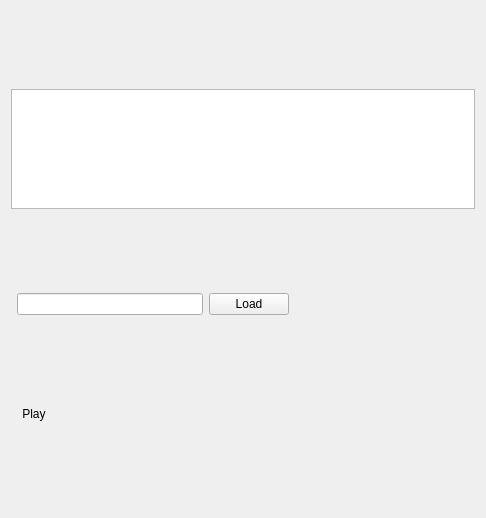
This is App/panes/frames_viewer/frames_viewer_pane.ui in fengzhu2007/anycode as Qt 5 draws it before an edit. The edited form follows.
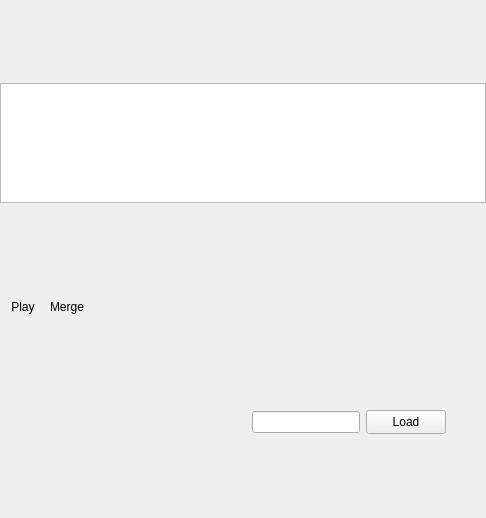
This is the edited form. Icons and pictures are not drawn. Custom widgets are drawn as their Qt base class.

```diff
--- a/App/panes/frames_viewer/frames_viewer_pane.ui
+++ b/App/panes/frames_viewer/frames_viewer_pane.ui
@@ -13,7 +13,19 @@
   <property name="windowTitle">
    <string>Form</string>
   </property>
-  <layout class="QVBoxLayout" name="verticalLayout">
+  <layout class="QVBoxLayout" name="verticalLayout" stretch="1,0,0">
+   <property name="leftMargin">
+    <number>0</number>
+   </property>
+   <property name="topMargin">
+    <number>0</number>
+   </property>
+   <property name="rightMargin">
+    <number>0</number>
+   </property>
+   <property name="bottomMargin">
+    <number>0</number>
+   </property>
    <item>
     <widget class="QListView" name="listView">
      <property name="maximumSize">
@@ -30,36 +42,6 @@
      </property>
     </widget>
    </item>
-   <item>
-    <layout class="QHBoxLayout" name="horizontalLayout">
-     <item>
-      <widget class="ady::DirSelector" name="folder" native="true"/>
-     </item>
-     <item>
-      <widget class="QLineEdit" name="filters"/>
-     </item>
-     <item>
-      <widget class="QPushButton" name="load">
-       <property name="text">
-        <string>Load</string>
-       </property>
-      </widget>
-     </item>
-     <item>
-      <spacer name="horizontalSpacer">
-       <property name="orientation">
-        <enum>Qt::Horizontal</enum>
-       </property>
-       <property name="sizeHint" stdset="0">
-        <size>
-         <width>40</width>
-         <height>20</height>
-        </size>
-       </property>
-      </spacer>
-     </item>
-    </layout>
-   </item>
    <item>
     <widget class="QToolBar" name="toolBar">
      <property name="sizePolicy">
@@ -78,8 +60,59 @@
       </size>
      </property>
      <addaction name="actionPlay"/>
+     <addaction name="actionMerge"/>
     </widget>
    </item>
+   <item>
+    <layout class="QHBoxLayout" name="horizontalLayout" stretch="1,0,0,0">
+     <item>
+      <widget class="ady::DirSelector" name="folder" native="true">
+       <property name="maximumSize">
+        <size>
+         <width>400</width>
+         <height>16777215</height>
+        </size>
+       </property>
+      </widget>
+     </item>
+     <item>
+      <widget class="QLineEdit" name="filters">
+       <property name="maximumSize">
+        <size>
+         <width>200</width>
+         <height>16777215</height>
+        </size>
+       </property>
+      </widget>
+     </item>
+     <item>
+      <widget class="QPushButton" name="load">
+       <property name="minimumSize">
+        <size>
+         <width>0</width>
+         <height>24</height>
+        </size>
+       </property>
+       <property name="text">
+        <string>Load</string>
+       </property>
+      </widget>
+     </item>
+     <item>
+      <spacer name="horizontalSpacer">
+       <property name="orientation">
+        <enum>Qt::Horizontal</enum>
+       </property>
+       <property name="sizeHint" stdset="0">
+        <size>
+         <width>40</width>
+         <height>20</height>
+        </size>
+       </property>
+      </spacer>
+     </item>
+    </layout>
+   </item>
   </layout>
   <action name="actionPlay">
    <property name="icon">
@@ -93,6 +126,42 @@
     <enum>QAction::NoRole</enum>
    </property>
   </action>
+  <action name="actionMerge">
+   <property name="icon">
+    <iconset resource="../../r.qrc">
+     <normaloff>:/Resource/icons/ImageStack_16x.svg</normaloff>:/Resource/icons/ImageStack_16x.svg</iconset>
+   </property>
+   <property name="text">
+    <string>Merge</string>
+   </property>
+   <property name="menuRole">
+    <enum>QAction::NoRole</enum>
+   </property>
+  </action>
+  <action name="actionEnable">
+   <property name="icon">
+    <iconset resource="../../r.qrc">
+     <normaloff>:/Resource/icons/EnableDiagnostics_16x.svg</normaloff>:/Resource/icons/EnableDiagnostics_16x.svg</iconset>
+   </property>
+   <property name="text">
+    <string>Enable</string>
+   </property>
+   <property name="menuRole">
+    <enum>QAction::NoRole</enum>
+   </property>
+  </action>
+  <action name="actionDisable">
+   <property name="icon">
+    <iconset resource="../../r.qrc">
+     <normaloff>:/Resource/icons/Cancel_16x.svg</normaloff>:/Resource/icons/Cancel_16x.svg</iconset>
+   </property>
+   <property name="text">
+    <string>Disable</string>
+   </property>
+   <property name="menuRole">
+    <enum>QAction::NoRole</enum>
+   </property>
+  </action>
  </widget>
  <customwidgets>
   <customwidget>
```
Left out of the diff: 3 changed lines with no effect on the pictures.
